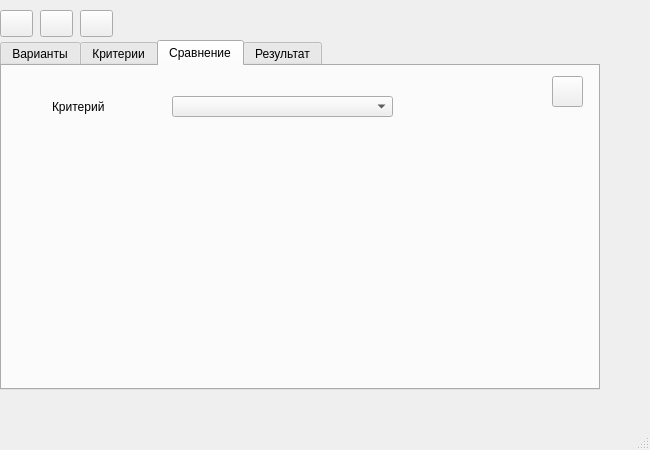
Above: source/mainwindow.ui from DefautName/MagWork before the change. Below: the same form after it.
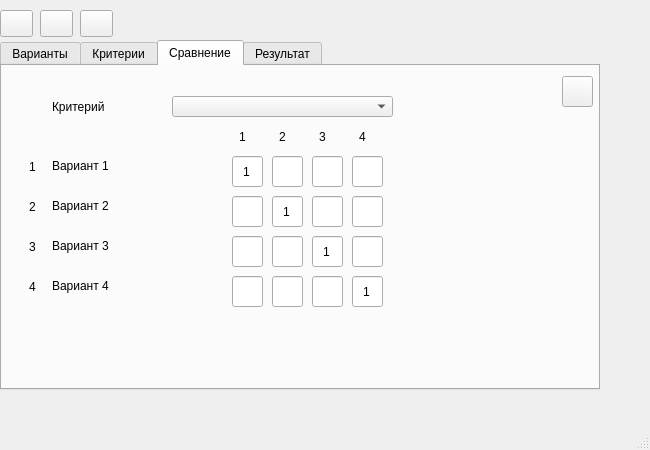
That is the form after the change. The open tabs and pages were chosen to show the change. Icons and pictures are not drawn.

Commit message: Закончена работа с интерфейсом на данном этапе

```diff
--- a/source/mainwindow.ui
+++ b/source/mainwindow.ui
@@ -828,10 +828,443 @@
        <string>Критерий</string>
       </property>
      </widget>
+     <widget class="QLineEdit" name="VarCom_43">
+      <property name="geometry">
+       <rect>
+        <x>310</x>
+        <y>210</y>
+        <width>31</width>
+        <height>31</height>
+       </rect>
+      </property>
+      <property name="alignment">
+       <set>Qt::AlignmentFlag::AlignCenter</set>
+      </property>
+     </widget>
+     <widget class="QLineEdit" name="VarCom_13">
+      <property name="geometry">
+       <rect>
+        <x>310</x>
+        <y>90</y>
+        <width>31</width>
+        <height>31</height>
+       </rect>
+      </property>
+      <property name="alignment">
+       <set>Qt::AlignmentFlag::AlignCenter</set>
+      </property>
+     </widget>
+     <widget class="QLabel" name="label_14">
+      <property name="geometry">
+       <rect>
+        <x>20</x>
+        <y>90</y>
+        <width>21</width>
+        <height>21</height>
+       </rect>
+      </property>
+      <property name="text">
+       <string>1</string>
+      </property>
+      <property name="alignment">
+       <set>Qt::AlignmentFlag::AlignCenter</set>
+      </property>
+     </widget>
+     <widget class="QLineEdit" name="VarCom_44">
+      <property name="geometry">
+       <rect>
+        <x>350</x>
+        <y>210</y>
+        <width>31</width>
+        <height>31</height>
+       </rect>
+      </property>
+      <property name="cursor">
+       <cursorShape>ArrowCursor</cursorShape>
+      </property>
+      <property name="text">
+       <string>1</string>
+      </property>
+      <property name="alignment">
+       <set>Qt::AlignmentFlag::AlignCenter</set>
+      </property>
+      <property name="readOnly">
+       <bool>true</bool>
+      </property>
+     </widget>
+     <widget class="QLineEdit" name="VarCom_41">
+      <property name="geometry">
+       <rect>
+        <x>230</x>
+        <y>210</y>
+        <width>31</width>
+        <height>31</height>
+       </rect>
+      </property>
+      <property name="alignment">
+       <set>Qt::AlignmentFlag::AlignCenter</set>
+      </property>
+     </widget>
+     <widget class="QLabel" name="label_17">
+      <property name="geometry">
+       <rect>
+        <x>20</x>
+        <y>210</y>
+        <width>21</width>
+        <height>21</height>
+       </rect>
+      </property>
+      <property name="text">
+       <string>4</string>
+      </property>
+      <property name="alignment">
+       <set>Qt::AlignmentFlag::AlignCenter</set>
+      </property>
+     </widget>
+     <widget class="QLineEdit" name="VarCom_24">
+      <property name="geometry">
+       <rect>
+        <x>350</x>
+        <y>130</y>
+        <width>31</width>
+        <height>31</height>
+       </rect>
+      </property>
+      <property name="alignment">
+       <set>Qt::AlignmentFlag::AlignCenter</set>
+      </property>
+     </widget>
+     <widget class="QLineEdit" name="VarCom_31">
+      <property name="geometry">
+       <rect>
+        <x>230</x>
+        <y>170</y>
+        <width>31</width>
+        <height>31</height>
+       </rect>
+      </property>
+      <property name="alignment">
+       <set>Qt::AlignmentFlag::AlignCenter</set>
+      </property>
+     </widget>
+     <widget class="QLabel" name="label_19">
+      <property name="geometry">
+       <rect>
+        <x>230</x>
+        <y>60</y>
+        <width>21</width>
+        <height>21</height>
+       </rect>
+      </property>
+      <property name="text">
+       <string>1</string>
+      </property>
+      <property name="alignment">
+       <set>Qt::AlignmentFlag::AlignCenter</set>
+      </property>
+     </widget>
+     <widget class="QLabel" name="label_20">
+      <property name="geometry">
+       <rect>
+        <x>350</x>
+        <y>60</y>
+        <width>21</width>
+        <height>21</height>
+       </rect>
+      </property>
+      <property name="text">
+       <string>4</string>
+      </property>
+      <property name="alignment">
+       <set>Qt::AlignmentFlag::AlignCenter</set>
+      </property>
+     </widget>
+     <widget class="QLabel" name="label_22">
+      <property name="geometry">
+       <rect>
+        <x>310</x>
+        <y>60</y>
+        <width>21</width>
+        <height>21</height>
+       </rect>
+      </property>
+      <property name="text">
+       <string>3</string>
+      </property>
+      <property name="alignment">
+       <set>Qt::AlignmentFlag::AlignCenter</set>
+      </property>
+     </widget>
+     <widget class="QLineEdit" name="VarCom_11">
+      <property name="geometry">
+       <rect>
+        <x>230</x>
+        <y>90</y>
+        <width>31</width>
+        <height>31</height>
+       </rect>
+      </property>
+      <property name="cursor">
+       <cursorShape>ArrowCursor</cursorShape>
+      </property>
+      <property name="focusPolicy">
+       <enum>Qt::FocusPolicy::WheelFocus</enum>
+      </property>
+      <property name="autoFillBackground">
+       <bool>false</bool>
+      </property>
+      <property name="text">
+       <string>1</string>
+      </property>
+      <property name="echoMode">
+       <enum>QLineEdit::EchoMode::Normal</enum>
+      </property>
+      <property name="alignment">
+       <set>Qt::AlignmentFlag::AlignCenter</set>
+      </property>
+      <property name="readOnly">
+       <bool>true</bool>
+      </property>
+     </widget>
+     <widget class="QLineEdit" name="VarCom_42">
+      <property name="geometry">
+       <rect>
+        <x>270</x>
+        <y>210</y>
+        <width>31</width>
+        <height>31</height>
+       </rect>
+      </property>
+      <property name="alignment">
+       <set>Qt::AlignmentFlag::AlignCenter</set>
+      </property>
+     </widget>
+     <widget class="QLineEdit" name="VarCom_34">
+      <property name="geometry">
+       <rect>
+        <x>350</x>
+        <y>170</y>
+        <width>31</width>
+        <height>31</height>
+       </rect>
+      </property>
+      <property name="alignment">
+       <set>Qt::AlignmentFlag::AlignCenter</set>
+      </property>
+     </widget>
+     <widget class="QLabel" name="label_23">
+      <property name="geometry">
+       <rect>
+        <x>20</x>
+        <y>170</y>
+        <width>21</width>
+        <height>21</height>
+       </rect>
+      </property>
+      <property name="text">
+       <string>3</string>
+      </property>
+      <property name="alignment">
+       <set>Qt::AlignmentFlag::AlignCenter</set>
+      </property>
+     </widget>
+     <widget class="QLineEdit" name="VarCom_32">
+      <property name="geometry">
+       <rect>
+        <x>270</x>
+        <y>170</y>
+        <width>31</width>
+        <height>31</height>
+       </rect>
+      </property>
+      <property name="alignment">
+       <set>Qt::AlignmentFlag::AlignCenter</set>
+      </property>
+     </widget>
+     <widget class="QLineEdit" name="VarCom_33">
+      <property name="geometry">
+       <rect>
+        <x>310</x>
+        <y>170</y>
+        <width>31</width>
+        <height>31</height>
+       </rect>
+      </property>
+      <property name="cursor">
+       <cursorShape>ArrowCursor</cursorShape>
+      </property>
+      <property name="text">
+       <string>1</string>
+      </property>
+      <property name="alignment">
+       <set>Qt::AlignmentFlag::AlignCenter</set>
+      </property>
+      <property name="readOnly">
+       <bool>true</bool>
+      </property>
+     </widget>
+     <widget class="QLineEdit" name="VarCom_12">
+      <property name="geometry">
+       <rect>
+        <x>270</x>
+        <y>90</y>
+        <width>31</width>
+        <height>31</height>
+       </rect>
+      </property>
+      <property name="alignment">
+       <set>Qt::AlignmentFlag::AlignCenter</set>
+      </property>
+     </widget>
+     <widget class="QLineEdit" name="VarCom_22">
+      <property name="geometry">
+       <rect>
+        <x>270</x>
+        <y>130</y>
+        <width>31</width>
+        <height>31</height>
+       </rect>
+      </property>
+      <property name="cursor">
+       <cursorShape>ArrowCursor</cursorShape>
+      </property>
+      <property name="text">
+       <string>1</string>
+      </property>
+      <property name="alignment">
+       <set>Qt::AlignmentFlag::AlignCenter</set>
+      </property>
+      <property name="readOnly">
+       <bool>true</bool>
+      </property>
+     </widget>
+     <widget class="QLineEdit" name="VarCom_23">
+      <property name="geometry">
+       <rect>
+        <x>310</x>
+        <y>130</y>
+        <width>31</width>
+        <height>31</height>
+       </rect>
+      </property>
+      <property name="alignment">
+       <set>Qt::AlignmentFlag::AlignCenter</set>
+      </property>
+     </widget>
+     <widget class="QLineEdit" name="VarCom_14">
+      <property name="geometry">
+       <rect>
+        <x>350</x>
+        <y>90</y>
+        <width>31</width>
+        <height>31</height>
+       </rect>
+      </property>
+      <property name="alignment">
+       <set>Qt::AlignmentFlag::AlignCenter</set>
+      </property>
+     </widget>
+     <widget class="QLabel" name="label_24">
+      <property name="geometry">
+       <rect>
+        <x>20</x>
+        <y>130</y>
+        <width>21</width>
+        <height>21</height>
+       </rect>
+      </property>
+      <property name="text">
+       <string>2</string>
+      </property>
+      <property name="alignment">
+       <set>Qt::AlignmentFlag::AlignCenter</set>
+      </property>
+     </widget>
+     <widget class="QLabel" name="label_25">
+      <property name="geometry">
+       <rect>
+        <x>270</x>
+        <y>60</y>
+        <width>21</width>
+        <height>21</height>
+       </rect>
+      </property>
+      <property name="text">
+       <string>2</string>
+      </property>
+      <property name="alignment">
+       <set>Qt::AlignmentFlag::AlignCenter</set>
+      </property>
+     </widget>
+     <widget class="QLineEdit" name="VarCom_21">
+      <property name="geometry">
+       <rect>
+        <x>230</x>
+        <y>130</y>
+        <width>31</width>
+        <height>31</height>
+       </rect>
+      </property>
+      <property name="alignment">
+       <set>Qt::AlignmentFlag::AlignCenter</set>
+      </property>
+     </widget>
+     <widget class="QLabel" name="VarName1">
+      <property name="geometry">
+       <rect>
+        <x>50</x>
+        <y>90</y>
+        <width>171</width>
+        <height>20</height>
+       </rect>
+      </property>
+      <property name="text">
+       <string>Вариант 1</string>
+      </property>
+     </widget>
+     <widget class="QLabel" name="VarName2">
+      <property name="geometry">
+       <rect>
+        <x>50</x>
+        <y>130</y>
+        <width>171</width>
+        <height>20</height>
+       </rect>
+      </property>
+      <property name="text">
+       <string>Вариант 2</string>
+      </property>
+     </widget>
+     <widget class="QLabel" name="VarName3">
+      <property name="geometry">
+       <rect>
+        <x>50</x>
+        <y>170</y>
+        <width>171</width>
+        <height>20</height>
+       </rect>
+      </property>
+      <property name="text">
+       <string>Вариант 3</string>
+      </property>
+     </widget>
+     <widget class="QLabel" name="VarName4">
+      <property name="geometry">
+       <rect>
+        <x>50</x>
+        <y>210</y>
+        <width>171</width>
+        <height>20</height>
+       </rect>
+      </property>
+      <property name="text">
+       <string>Вариант 4</string>
+      </property>
+     </widget>
      <widget class="QPushButton" name="CompHelp">
       <property name="geometry">
        <rect>
-        <x>550</x>
+        <x>560</x>
         <y>10</y>
         <width>31</width>
         <height>31</height>
```
Left out of the diff: 36 changed lines with no effect on the pictures.
